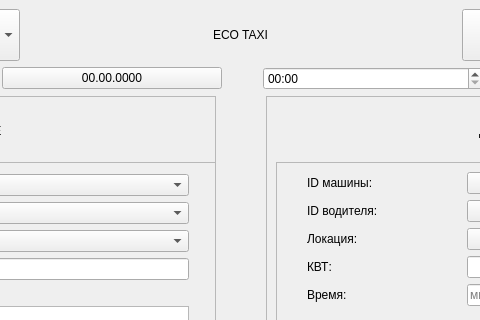
The window that mainwindow.ui (emilAIT/ecotaxi-test) describes before a commit, drawn with Qt 5; both pictures show x 399 to 879 and y 0 to 320 of the 1280 by 720 pixel window.
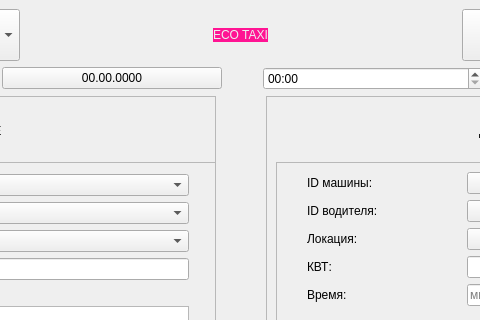
The same window after the commit.

The edit to the form file:
```diff
--- a/mainwindow.ui
+++ b/mainwindow.ui
@@ -130,6 +130,10 @@
             <height>0</height>
            </size>
           </property>
+          <property name="styleSheet">
+           <string notr="true">background-color: #FF1493;
+color: #eeeeee;</string>
+          </property>
           <property name="text">
            <string>ECO TAXI</string>
           </property>
```
Left out of the diff: 5 changed lines with no effect on the pictures.
